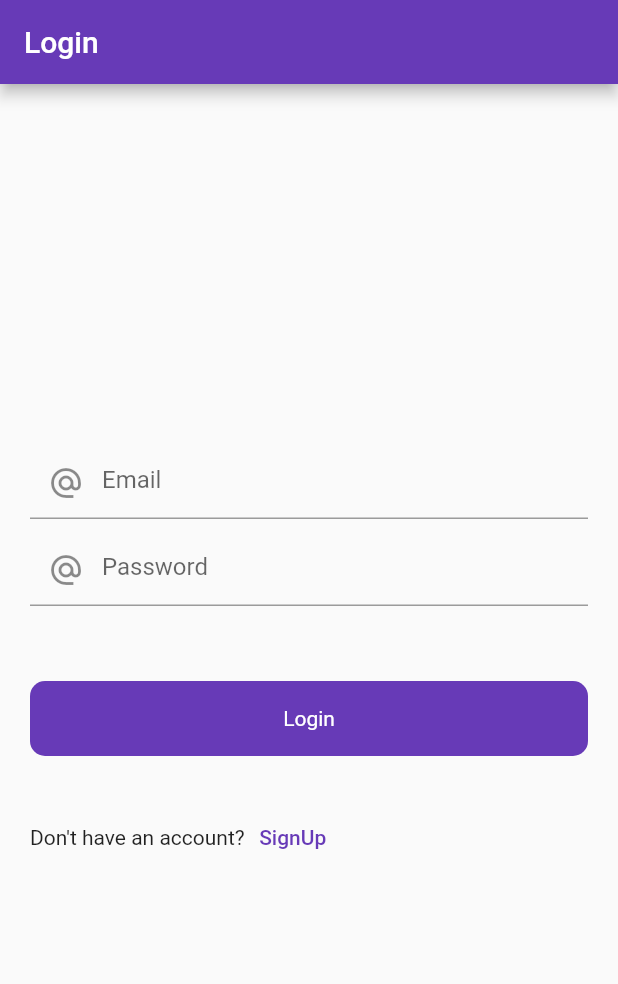
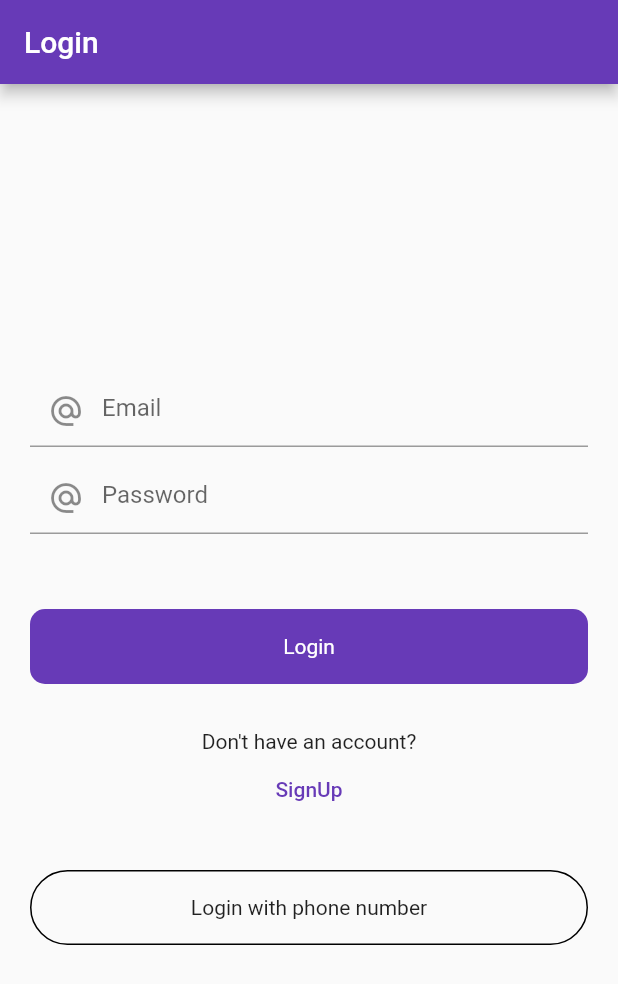
Before and after one commit to PranaySiddharthBhange/one_firebase, a Flutter app: the screen it shows after launch, on a phone screen of 412 x 824 dp. Shown: the top 984 px of the screen. Run offline on Flutter 3.47's test engine with Material 2 defaults, Android fonts, the phone set to English and light mode, and no system bars; our stand-ins replace firebase_auth, firebase_core, fluttertoast; accounts and stored records are empty.

Commit message:
login signup done

```diff
--- a/lib/UI/auth/login_screen.dart
+++ b/lib/UI/auth/login_screen.dart
@@ -1,4 +1,5 @@
 import 'package:flutter/material.dart';
+import 'package:one_firebase/UI/auth/login_with_phone_number.dart';
 import 'package:one_firebase/UI/auth/signup_screen.dart';
 import 'package:one_firebase/UI/post/post_screen.dart';
 import 'package:one_firebase/utils/utils.dart';
@@ -110,7 +111,7 @@ class _LoginScreenState extends State<LoginScreen> {
             const SizedBox(
               height: 30,
             ),
-            Row(
+            Column(
               children: [
                 const Text("Don't have an account?"),
                 TextButton(
@@ -120,7 +121,25 @@ class _LoginScreenState extends State<LoginScreen> {
                           MaterialPageRoute(
                               builder: (context) => const SignUpScreen()));
                     },
-                    child: const Text("SignUp"))
+                    child: const Text("SignUp")),
+                SizedBox(
+                  height: 30,
+                ),
+                InkWell(
+                  onTap: (){
+                    Navigator.push(context,MaterialPageRoute(builder:(context) =>LoginWithPhoneNumber()) );
+                  },
+                  child: Container(
+                    height: 50,
+                    decoration: BoxDecoration(
+                      borderRadius: BorderRadius.circular(40),
+                      border: Border.all(color: Colors.black)
+                    ),
+                    child: Center(
+                      child: Text("Login with phone number"),
+                    ),
+                  ),
+                )
               ],
             )
           ],
```
